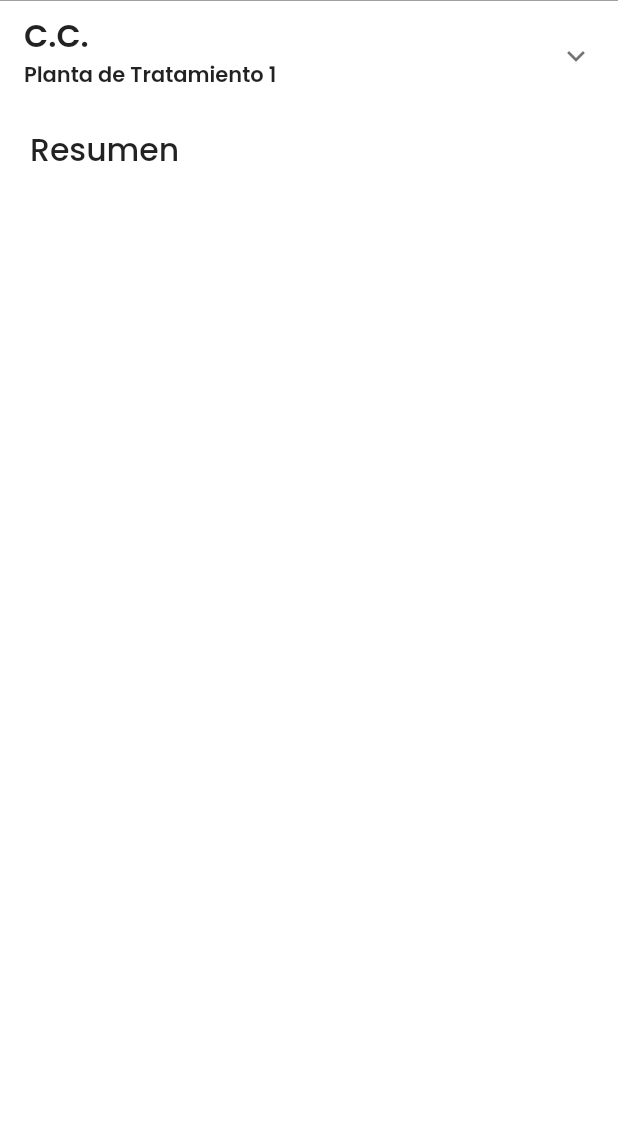
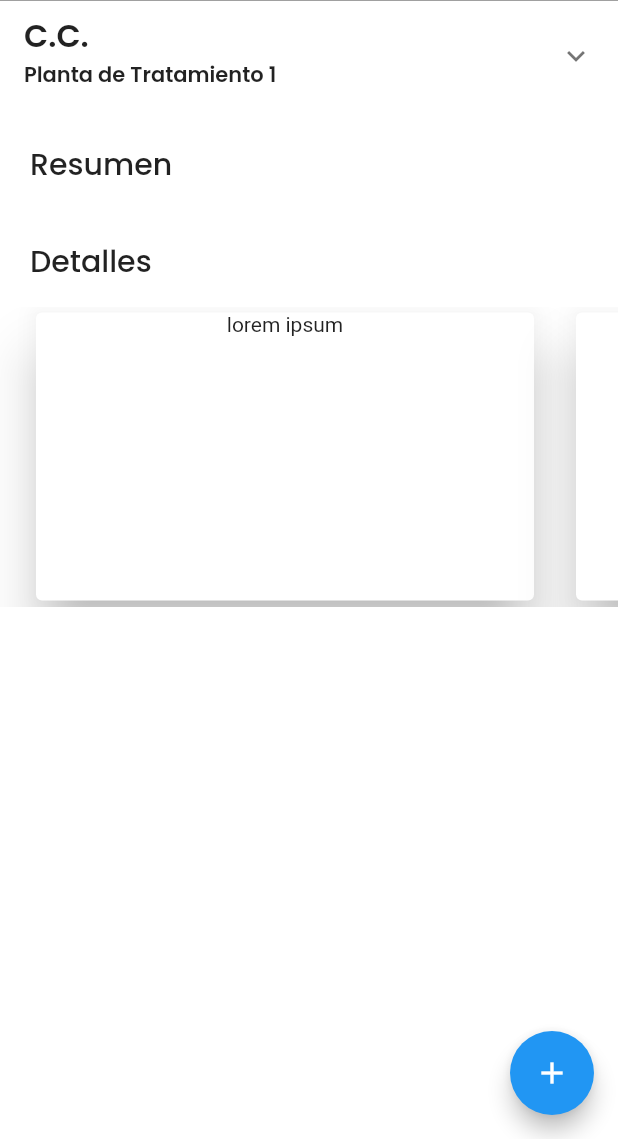
Before and after one commit to GEnriqueGT/plantas_flutter, a Flutter app: the DetailsPage screen opened directly with empty values, on a phone screen of 412 x 824 dp, the part 97-1236 px from its top. Run offline on Flutter 3.47's test engine with Material 2 defaults, Android fonts, the light colour scheme and no system bars.

Commit message:
slider de cards

```diff
--- a/lib/src/ui/details_page.dart
+++ b/lib/src/ui/details_page.dart
@@ -9,8 +9,20 @@ class DetailsPage extends StatelessWidget {
   @override
   Widget build(BuildContext context) {
     return Scaffold(
+      floatingActionButtonLocation: FloatingActionButtonLocation.endFloat,
       appBar: appBarLogo(context),
-        body: ListView(children: getTiles(listTiles, mallName, context)));
+      body: ListView(children: [
+        plantaText(context, mallName),
+        sectionText("Resumen"),
+        Column(children: getTiles(listTiles, context)),
+        sectionText("Detalles"),
+        detallesCards(),
+      ]),
+      floatingActionButton: FloatingActionButton(
+        onPressed: () {},
+        child: Icon(Icons.add),
+      ),
+    );
   }
 }
 
@@ -58,9 +70,58 @@ appBarLogo(BuildContext context) {
   );
 }
 
-getTiles(List<Widget> listTiles, String mallName, BuildContext context) {
-  List<Widget> listTilesNew = [
-    Theme(
+getTiles(List<Widget> listTiles, BuildContext context) {
+  List<Widget> listTilesNew = [];
+
+  for (int i = 0; i < listTiles.length - 1; i++) {
+    listTilesNew.add(Container(
+        padding: EdgeInsets.fromLTRB(20, 0, 20, 0), child: listTiles[i]));
+  }
+
+  return listTilesNew;
+}
+
+detallesCards() {
+  return Container(
+    height: 200,
+    child: ListView(
+      scrollDirection: Axis.horizontal,
+      children: [
+        Container(
+          width: 340,
+          margin: EdgeInsets.only(left: 20),
+          child: Card(
+            elevation: 16,
+            color: Colors.white,
+            child: Center(
+                child: Column(
+              children: [
+                Text("lorem ipsum"),
+              ],
+            )),
+          ),
+        ),
+        Container(
+          width: 340,
+          margin: EdgeInsets.fromLTRB(20, 0, 20, 0),
+          child: Card(
+            elevation: 16,
+            color: Colors.white,
+            child: Center(
+                child: Column(
+              children: [
+                Text("lorem ipsum"),
+              ],
+            )),
+          ),
+        )
+      ],
+    ),
+  );
+}
+
+plantaText(BuildContext context, String mallName) {
+  return Theme(
     data: Theme.of(context).copyWith(dividerColor: Colors.grey),
     child: ExpansionTile(
       title: Text(
@@ -78,25 +139,17 @@ getTiles(List<Widget> listTiles, String mallName, BuildContext context) {
             fontFamily: 'Poppins',
           )),
     ),
-    ),
-    SizedBox(
-      height: 10,
-    ),
-    Padding(
-      padding: const EdgeInsets.fromLTRB(20, 0, 0, 15),
-      child: Text("Resumen",
+  );
+}
+
+sectionText(String texto) {
+  return Padding(
+    padding: const EdgeInsets.fromLTRB(20, 20, 0, 15),
+    child: Text("$texto",
         style: TextStyle(
           fontWeight: FontWeight.w500,
-            fontSize: 21,
+          fontSize: 20,
           fontFamily: 'Poppins',
         )),
-    )
-  ];
-
-  for (int i = 0; i < listTiles.length - 1; i++) {
-    listTilesNew.add(Container(
-        padding: EdgeInsets.fromLTRB(20, 0, 20, 0), child: listTiles[i]));
+  );
 }
-
-  return listTilesNew;
-}
```
Lines whose indentation alone changed are shown as unchanged.
